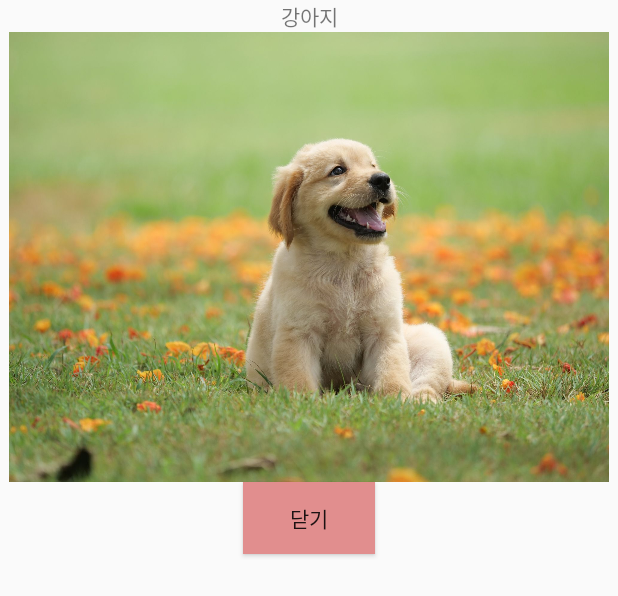
After one commit to dayeon-choi/MirimDialogTest3, an Android app: the layout dialog.xml on its own in the app's theme, with its tools: preview values and no code run, on a phone screen of 412 x 824 dp. The commit adds this screen. Shown: the top 596 px of the screen. Run offline under Robolectric (Android 15) with nearby library versions, the phone set to English and light mode, and no system bars.

Commit message:
dayeon's commit - completed dialog

```diff
--- a/app/src/main/java/org/techtown/mirimdialogtest3/MainActivity.java
+++ b/app/src/main/java/org/techtown/mirimdialogtest3/MainActivity.java
@@ -3,6 +3,7 @@ package org.techtown.mirimdialogtest3;
 import androidx.appcompat.app.AppCompatActivity;
 
 import android.os.Bundle;
+import android.widget.TextView;
 
 public class MainActivity extends AppCompatActivity {
 
--- a/app/src/main/res/layout/activity_main.xml
+++ b/app/src/main/res/layout/activity_main.xml
@@ -36,7 +36,7 @@
             android:text="고양이"
             />
         <RadioButton
-            android:id="@+id/rad_rabit"
+            android:id="@+id/rad_rabbit"
             android:layout_weight="1"
             android:layout_width="wrap_content"
             android:layout_height="wrap_content"
--- /dev/null
+++ b/app/src/main/res/layout/dialog.xml
@@ -0,0 +1,30 @@
+<?xml version="1.0" encoding="utf-8"?>
+<LinearLayout
+    xmlns:android="http://schemas.android.com/apk/res/android"
+    android:layout_width="match_parent"
+    android:layout_height="match_parent"
+    android:orientation="vertical"
+    >
+    <TextView
+        android:id="@+id/dialog_text"
+        android:layout_width="match_parent"
+        android:layout_height="wrap_content"
+        android:gravity="center"
+        android:text="강아지"
+        />
+    <ImageView
+        android:id="@+id/dialog_image"
+        android:layout_gravity="center"
+        android:layout_width="400dp"
+        android:layout_height="300dp"
+        android:src="@drawable/dog"
+        />
+    <Button
+        android:id="@+id/btn_close"
+        android:layout_width="wrap_content"
+        android:layout_height="wrap_content"
+        android:layout_gravity="center"
+        android:text="닫기"
+        android:background="#E18E8E"
+        />
+</LinearLayout>
```
Also changed, not shown: app/src/main/res/drawable/dog.jpg (added), app/src/main/res/drawable/horse.jpg (added), app/src/main/res/drawable/kettiy.jpg (added), app/src/main/res/drawable/rabbit.jpg (added).
